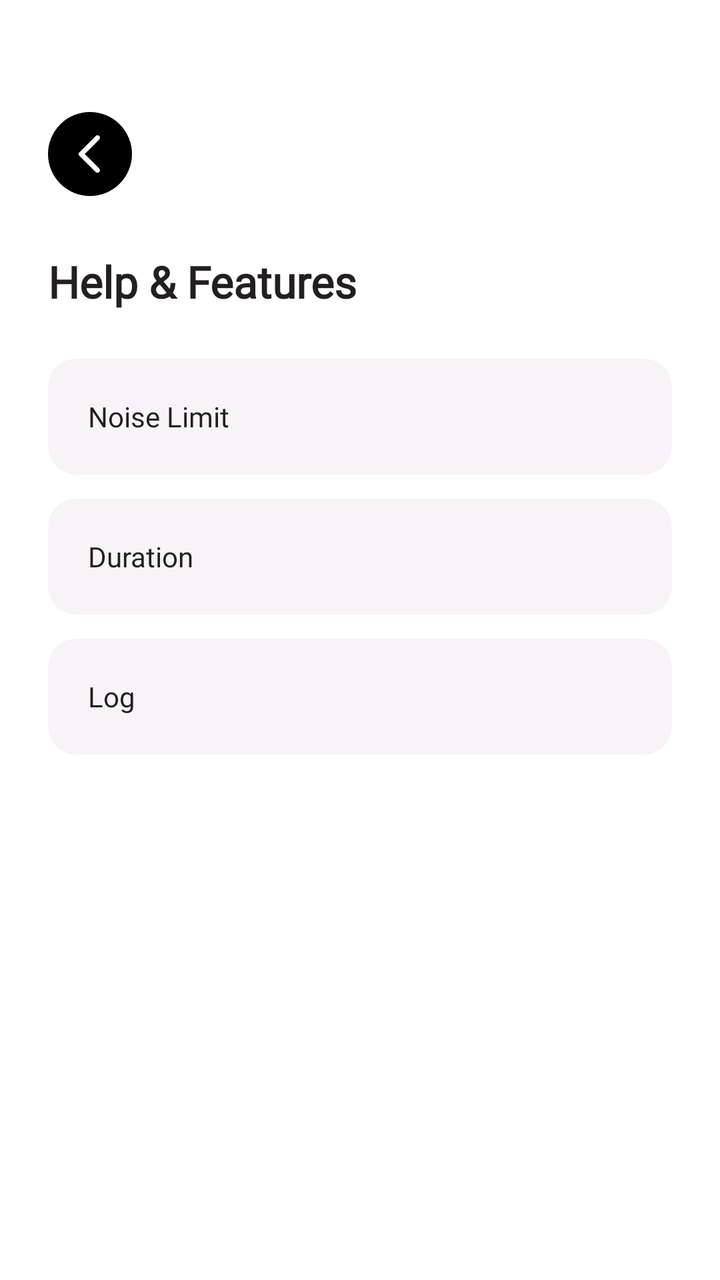
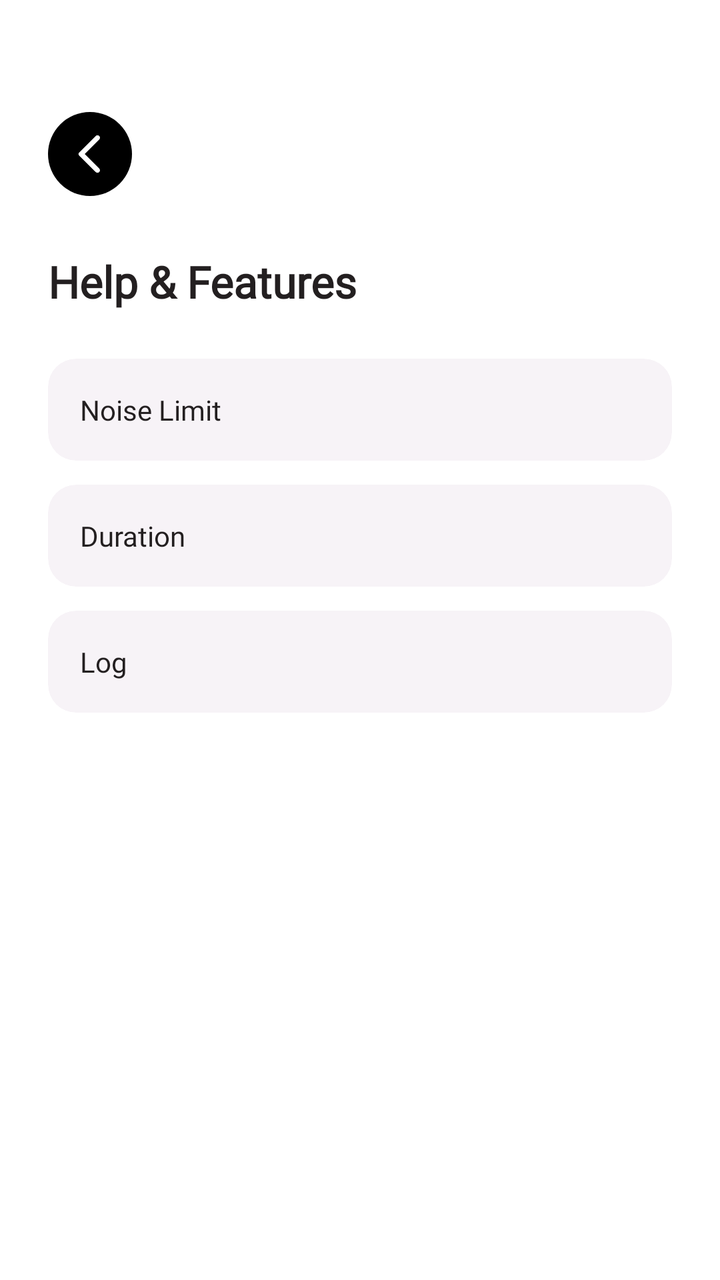

The first picture is an Android layout as it rendered before a commit; the second is the same layout after the commit. The layout source and the unified diff follow.
<!-- AndroidManifest.xml: application theme Theme.SoundCheck -->
<!-- res/layout/activity_help_features.xml -->
<?xml version="1.0" encoding="utf-8"?>
<androidx.constraintlayout.widget.ConstraintLayout
    xmlns:android="http://schemas.android.com/apk/res/android"
    xmlns:app="http://schemas.android.com/apk/res-auto"
    android:layout_width="match_parent"
    android:layout_height="match_parent"
    android:background="@color/white"
    android:paddingStart="24dp"
    android:paddingEnd="24dp">

    
    <androidx.appcompat.widget.AppCompatImageButton
        android:id="@+id/btnBack"
        android:layout_width="42dp"
        android:layout_height="42dp"
        android:layout_marginTop="56dp"
        android:background="@drawable/bg_back_button"
        android:padding="10dp"
        android:src="@drawable/ic_arrow_back_white"
        android:contentDescription="Back"
        app:layout_constraintStart_toStartOf="parent"
        app:layout_constraintTop_toTopOf="parent" />

    
    <TextView
        android:id="@+id/tvTitle"
        android:layout_width="wrap_content"
        android:layout_height="wrap_content"
        android:layout_marginTop="28dp"
        android:fontFamily="@font/poppins_bold"
        android:text="Help &amp; Features"
        android:textColor="@color/black"
        android:textSize="22sp"
        android:textStyle="bold"
        app:layout_constraintStart_toStartOf="parent"
        app:layout_constraintTop_toBottomOf="@id/btnBack" />

    
    <androidx.cardview.widget.CardView
        android:id="@+id/cardNoiseLimit"
        android:layout_width="0dp"
        android:layout_height="58dp"
        android:layout_marginTop="24dp"
        app:cardBackgroundColor="@color/light_background"
        app:cardCornerRadius="14dp"
        app:cardElevation="0dp"
        app:layout_constraintEnd_toEndOf="parent"
        app:layout_constraintStart_toStartOf="parent"
        app:layout_constraintTop_toBottomOf="@id/tvTitle">

        <TextView
            android:layout_width="wrap_content"
            android:layout_height="wrap_content"
            android:layout_gravity="center_vertical"
            android:layout_marginStart="20dp"
            android:fontFamily="@font/poppins"
            android:text="Noise Limit"
            android:textColor="@color/black"
            android:textSize="14sp" />
    </androidx.cardview.widget.CardView>

    
    <androidx.cardview.widget.CardView
        android:id="@+id/cardDuration"
        android:layout_width="0dp"
        android:layout_height="58dp"
        android:layout_marginTop="12dp"
        app:cardBackgroundColor="@color/light_background"
        app:cardCornerRadius="14dp"
        app:cardElevation="0dp"
        app:layout_constraintEnd_toEndOf="parent"
        app:layout_constraintStart_toStartOf="parent"
        app:layout_constraintTop_toBottomOf="@id/cardNoiseLimit">

        <TextView
            android:layout_width="wrap_content"
            android:layout_height="wrap_content"
            android:layout_gravity="center_vertical"
            android:layout_marginStart="20dp"
            android:fontFamily="@font/poppins"
            android:text="Duration"
            android:textColor="@color/black"
            android:textSize="14sp" />
    </androidx.cardview.widget.CardView>

    
    <androidx.cardview.widget.CardView
        android:id="@+id/cardLog"
        android:layout_width="0dp"
        android:layout_height="58dp"
        android:layout_marginTop="12dp"
        app:cardBackgroundColor="@color/light_background"
        app:cardCornerRadius="14dp"
        app:cardElevation="0dp"
        app:layout_constraintEnd_toEndOf="parent"
        app:layout_constraintStart_toStartOf="parent"
        app:layout_constraintTop_toBottomOf="@id/cardDuration">

        <TextView
            android:layout_width="wrap_content"
            android:layout_height="wrap_content"
            android:layout_gravity="center_vertical"
            android:layout_marginStart="20dp"
            android:fontFamily="@font/poppins"
            android:text="Log"
            android:textColor="@color/black"
            android:textSize="14sp" />
    </androidx.cardview.widget.CardView>

</androidx.constraintlayout.widget.ConstraintLayout>
<!-- resources referenced by this layout -->
<resources>
  <color name="black">#231F20</color>
  <color name="light_background">#F7F3F7</color>
  <color name="white">#FFFFFFFF</color>
  <!-- drawable bg_back_button (drawable) -->
  <?xml version="1.0" encoding="utf-8"?>
  <shape xmlns:android="http://schemas.android.com/apk/res/android"
      android:shape="oval">
      <solid android:color="#000000" />
  </shape>
  <!-- drawable ic_arrow_back_white (drawable) -->
  <vector xmlns:android="http://schemas.android.com/apk/res/android" android:autoMirrored="true" android:height="24dp" android:tint="#FFFFFF" android:viewportHeight="24" android:viewportWidth="24" android:width="24dp">
        
      <path android:fillColor="@android:color/white" android:pathData="M16.62,2.99c-0.49,-0.49 -1.28,-0.49 -1.77,0L6.54,11.3c-0.39,0.39 -0.39,1.02 0,1.41l8.31,8.31c0.49,0.49 1.28,0.49 1.77,0s0.49,-1.28 0,-1.77L9.38,12l7.25,-7.25c0.48,-0.48 0.48,-1.28 -0.01,-1.76z"/>
      
  </vector>
  <style name="Theme.SoundCheck" parent="Base.Theme.SoundCheck" />
  <style name="Base.Theme.SoundCheck" parent="Theme.Material3.DayNight.NoActionBar">
          
          
      </style>
</resources>

<!-- the commit's change to res/layout/activity_help_features.xml (unified diff, before → after) -->
@@ -39,7 +39,7 @@
     <androidx.cardview.widget.CardView
         android:id="@+id/cardNoiseLimit"
         android:layout_width="0dp"
-        android:layout_height="58dp"
+        android:layout_height="wrap_content"
         android:layout_marginTop="24dp"
         app:cardBackgroundColor="@color/light_background"
         app:cardCornerRadius="14dp"
@@ -48,22 +48,39 @@
         app:layout_constraintStart_toStartOf="parent"
         app:layout_constraintTop_toBottomOf="@id/tvTitle">
 
-        <TextView
-            android:layout_width="wrap_content"
+        <LinearLayout
+            android:layout_width="match_parent"
             android:layout_height="wrap_content"
-            android:layout_gravity="center_vertical"
-            android:layout_marginStart="20dp"
-            android:fontFamily="@font/poppins"
-            android:text="Noise Limit"
-            android:textColor="@color/black"
-            android:textSize="14sp" />
+            android:orientation="vertical"
+            android:padding="16dp">
+
+            <TextView
+                android:id="@+id/tvNoiseLimitTitle"
+                android:layout_width="match_parent"
+                android:layout_height="wrap_content"
+                android:fontFamily="@font/poppins"
+                android:text="Noise Limit"
+                android:textColor="@color/black"
+                android:textSize="14sp" />
+
+            <TextView
+                android:id="@+id/tvNoiseLimitDesc"
+                android:layout_width="match_parent"
+                android:layout_height="wrap_content"
+                android:layout_marginTop="8dp"
+                android:fontFamily="@font/poppins"
+                android:text="Set a maximum noise (dB) limit for each device to control acceptable sound levels in an area. When noise stays above the limit for a set time, the system triggers an alarm."
+                android:textColor="@color/black"
+                android:textSize="13sp"
+                android:visibility="gone" />
+        </LinearLayout>
     </androidx.cardview.widget.CardView>
 
     
     <androidx.cardview.widget.CardView
         android:id="@+id/cardDuration"
         android:layout_width="0dp"
-        android:layout_height="58dp"
+        android:layout_height="wrap_content"
         android:layout_marginTop="12dp"
         app:cardBackgroundColor="@color/light_background"
         app:cardCornerRadius="14dp"
@@ -72,22 +89,39 @@
         app:layout_constraintStart_toStartOf="parent"
         app:layout_constraintTop_toBottomOf="@id/cardNoiseLimit">
 
-        <TextView
-            android:layout_width="wrap_content"
+        <LinearLayout
+            android:layout_width="match_parent"
             android:layout_height="wrap_content"
-            android:layout_gravity="center_vertical"
-            android:layout_marginStart="20dp"
-            android:fontFamily="@font/poppins"
-            android:text="Duration"
-            android:textColor="@color/black"
-            android:textSize="14sp" />
+            android:orientation="vertical"
+            android:padding="16dp">
+
+            <TextView
+                android:id="@+id/tvDurationTitle"
+                android:layout_width="match_parent"
+                android:layout_height="wrap_content"
+                android:fontFamily="@font/poppins"
+                android:text="Duration"
+                android:textColor="@color/black"
+                android:textSize="14sp" />
+
+            <TextView
+                android:id="@+id/tvDurationDesc"
+                android:layout_width="match_parent"
+                android:layout_height="wrap_content"
+                android:layout_marginTop="8dp"
+                android:fontFamily="@font/poppins"
+                android:text="Set the duration threshold for how long noise must exceed the limit before an alarm is triggered."
+                android:textColor="@color/black"
+                android:textSize="13sp"
+                android:visibility="gone" />
+        </LinearLayout>
     </androidx.cardview.widget.CardView>
 
     
     <androidx.cardview.widget.CardView
         android:id="@+id/cardLog"
         android:layout_width="0dp"
-        android:layout_height="58dp"
+        android:layout_height="wrap_content"
         android:layout_marginTop="12dp"
         app:cardBackgroundColor="@color/light_background"
         app:cardCornerRadius="14dp"
@@ -96,15 +130,32 @@
         app:layout_constraintStart_toStartOf="parent"
         app:layout_constraintTop_toBottomOf="@id/cardDuration">
 
-        <TextView
-            android:layout_width="wrap_content"
+        <LinearLayout
+            android:layout_width="match_parent"
             android:layout_height="wrap_content"
-            android:layout_gravity="center_vertical"
-            android:layout_marginStart="20dp"
-            android:fontFamily="@font/poppins"
-            android:text="Log"
-            android:textColor="@color/black"
-            android:textSize="14sp" />
+            android:orientation="vertical"
+            android:padding="16dp">
+
+            <TextView
+                android:id="@+id/tvLogTitle"
+                android:layout_width="match_parent"
+                android:layout_height="wrap_content"
+                android:fontFamily="@font/poppins"
+                android:text="Log"
+                android:textColor="@color/black"
+                android:textSize="14sp" />
+
+            <TextView
+                android:id="@+id/tvLogDesc"
+                android:layout_width="match_parent"
+                android:layout_height="wrap_content"
+                android:layout_marginTop="8dp"
+                android:fontFamily="@font/poppins"
+                android:text="View a history of noise events and alarm triggers logged by the system for each monitored device."
+                android:textColor="@color/black"
+                android:textSize="13sp"
+                android:visibility="gone" />
+        </LinearLayout>
     </androidx.cardview.widget.CardView>
 
 </androidx.constraintlayout.widget.ConstraintLayout>
